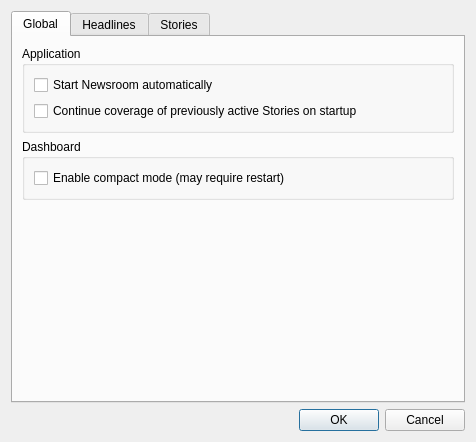
Old version of the form settingsdialog.ui in the repository b0bh00d/Newsroom.
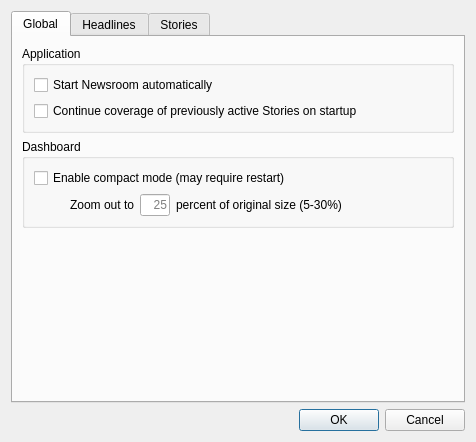
New version of the form.

Patch:
```diff
--- a/settingsdialog.ui
+++ b/settingsdialog.ui
@@ -23,7 +23,7 @@
       <attribute name="title">
        <string>Global</string>
       </attribute>
-      <layout class="QVBoxLayout" name="verticalLayout_7">
+      <layout class="QVBoxLayout" name="verticalLayout_9">
        <item>
         <widget class="QGroupBox" name="groupBox">
          <property name="title">
@@ -58,7 +58,7 @@
          <property name="title">
           <string>Dashboard</string>
          </property>
-         <layout class="QVBoxLayout" name="verticalLayout_9">
+         <layout class="QVBoxLayout" name="verticalLayout_7">
           <item>
            <widget class="QCheckBox" name="check_CompactMode">
             <property name="toolTip">
@@ -69,6 +69,81 @@
             </property>
            </widget>
           </item>
+          <item>
+           <layout class="QHBoxLayout" name="horizontalLayout_3">
+            <item>
+             <widget class="QLabel" name="label">
+              <property name="minimumSize">
+               <size>
+                <width>30</width>
+                <height>0</height>
+               </size>
+              </property>
+              <property name="maximumSize">
+               <size>
+                <width>30</width>
+                <height>16777215</height>
+               </size>
+              </property>
+              <property name="text">
+               <string/>
+              </property>
+             </widget>
+            </item>
+            <item>
+             <widget class="QLabel" name="label_ZoomOut1">
+              <property name="text">
+               <string>Zoom out to</string>
+              </property>
+              <property name="alignment">
+               <set>Qt::AlignRight|Qt::AlignTrailing|Qt::AlignVCenter</set>
+              </property>
+             </widget>
+            </item>
+            <item>
+             <widget class="QLineEdit" name="edit_ZoomOutPercent">
+              <property name="minimumSize">
+               <size>
+                <width>30</width>
+                <height>0</height>
+               </size>
+              </property>
+              <property name="maximumSize">
+               <size>
+                <width>30</width>
+                <height>16777215</height>
+               </size>
+              </property>
+              <property name="alignment">
+               <set>Qt::AlignRight|Qt::AlignTrailing|Qt::AlignVCenter</set>
+              </property>
+              <property name="placeholderText">
+               <string>25</string>
+              </property>
+             </widget>
+            </item>
+            <item>
+             <widget class="QLabel" name="label_ZoomOut2">
+              <property name="text">
+               <string>percent of original size (5-30%)</string>
+              </property>
+             </widget>
+            </item>
+            <item>
+             <spacer name="horizontalSpacer">
+              <property name="orientation">
+               <enum>Qt::Horizontal</enum>
+              </property>
+              <property name="sizeHint" stdset="0">
+               <size>
+                <width>40</width>
+                <height>20</height>
+               </size>
+              </property>
+             </spacer>
+            </item>
+           </layout>
+          </item>
          </layout>
         </widget>
        </item>
```
